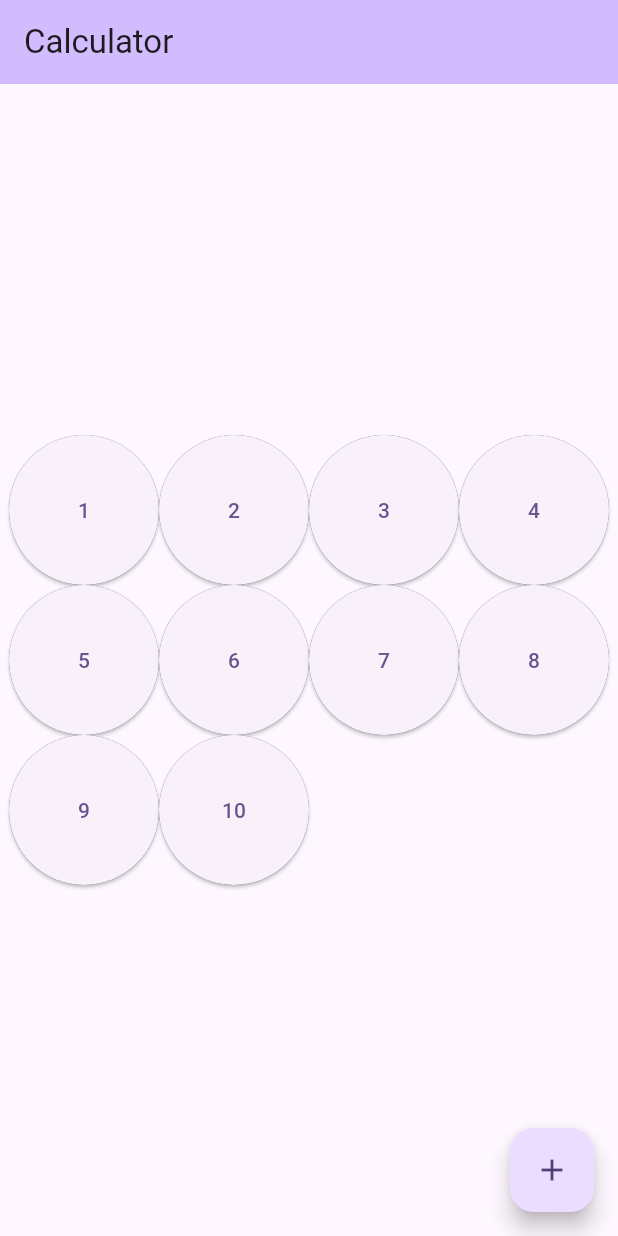
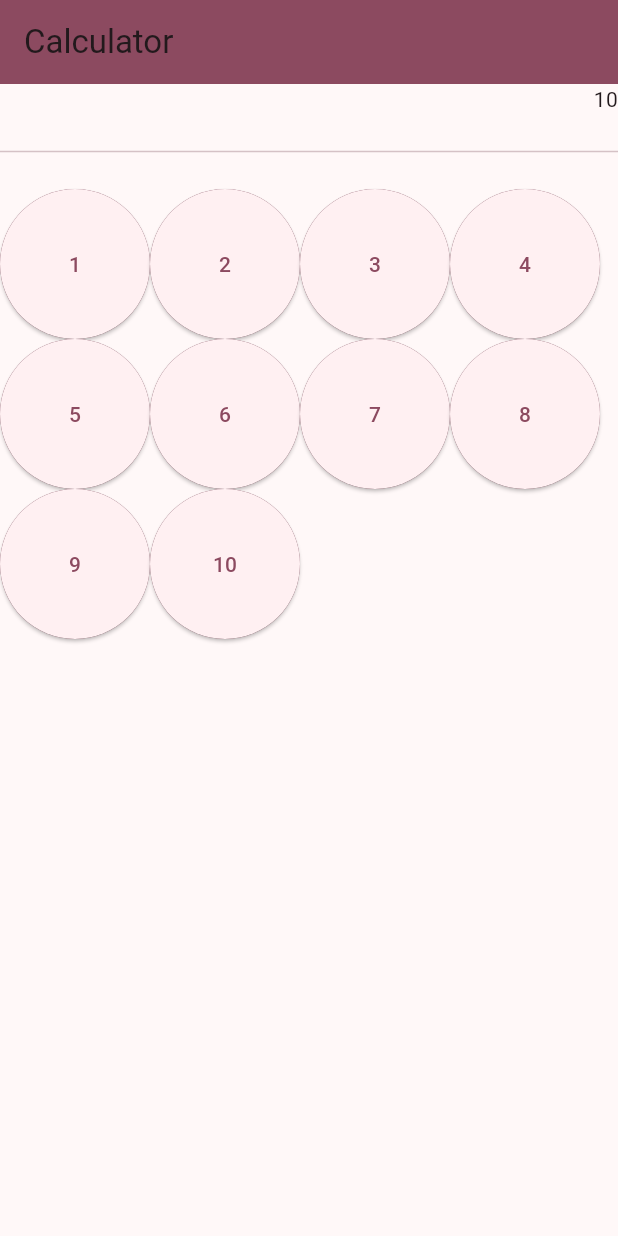
Before and after one commit to derekthecool/flutter_basics, a Flutter app: the screen it shows after launch, after a tap on "10", on a phone screen of 412 x 824 dp. Run offline on Flutter 3.47's test engine with Material 3 defaults, Android fonts, the phone set to English and light mode, and no system bars.

Commit message:
Add way for calculator to start stringing numbers together

```diff
--- a/lib/main.dart
+++ b/lib/main.dart
@@ -12,7 +12,7 @@ class MyApp extends StatelessWidget {
     return MaterialApp(
       title: 'Flutter Demo',
       theme: ThemeData(
-        colorScheme: ColorScheme.fromSeed(seedColor: Colors.deepPurple),
+        colorScheme: ColorScheme.fromSeed(seedColor: Colors.black),
         useMaterial3: true,
       ),
       home: const MyHomePage(title: 'Flutter Demo Home Page'),
@@ -30,41 +30,47 @@ class MyHomePage extends StatefulWidget {
 }
 
 class _MyHomePageState extends State<MyHomePage> {
-  int _counter = 0;
-
-  void _incrementCounter() {
+  void _updateMathString(String number) {
     setState(() {
-      _counter++;
+      mathString += number;
     });
   }
+
+  String mathString = "";
 
   @override
   Widget build(BuildContext context) {
     return Scaffold(
       appBar: AppBar(
-        backgroundColor: Theme.of(context).colorScheme.inversePrimary,
+        backgroundColor: Theme.of(context).colorScheme.primary,
         title: Text('Calculator'),
       ),
       body: Center(
-        child: Wrap(
-          children: <Widget>[
-            CalculatorButton(number: "1"),
-            CalculatorButton(number: "2"),
-            CalculatorButton(number: "3"),
-            CalculatorButton(number: "4"),
-            CalculatorButton(number: "5"),
-            CalculatorButton(number: "6"),
-            CalculatorButton(number: "7"),
-            CalculatorButton(number: "8"),
-            CalculatorButton(number: "9"),
-            CalculatorButton(number: "10"),
+        child: Column(
+          children: [
+            Wrap(
+              children: <Widget>[
+                Container(
+                  alignment: Alignment.centerRight,
+                  child: Text(mathString),
+                ),
+                Divider(
+                  height: 50,
+                ),
+                CalculatorButton(number: "1", onPressed: _updateMathString),
+                CalculatorButton(number: "2", onPressed: _updateMathString),
+                CalculatorButton(number: "3", onPressed: _updateMathString),
+                CalculatorButton(number: "4", onPressed: _updateMathString),
+                CalculatorButton(number: "5", onPressed: _updateMathString),
+                CalculatorButton(number: "6", onPressed: _updateMathString),
+                CalculatorButton(number: "7", onPressed: _updateMathString),
+                CalculatorButton(number: "8", onPressed: _updateMathString),
+                CalculatorButton(number: "9", onPressed: _updateMathString),
+                CalculatorButton(number: "10", onPressed: _updateMathString),
+              ],
+            ),
           ],
         ),
-      ),
-      floatingActionButton: FloatingActionButton(
-        onPressed: () {},
-        tooltip: 'Increment',
-        child: const Icon(Icons.add),
       ),
     );
     ;
@@ -75,9 +81,11 @@ class CalculatorButton extends StatelessWidget {
   const CalculatorButton({
     super.key,
     required this.number,
+    required this.onPressed,
   });
 
   final String number;
+  final Function(String) onPressed;
 
   @override
   Widget build(BuildContext context) {
@@ -86,10 +94,12 @@ class CalculatorButton extends StatelessWidget {
         height: 100,
         decoration: BoxDecoration(
           shape: BoxShape.circle,
-          color: Theme.of(context).colorScheme.primary,
+          color: Theme.of(context).colorScheme.onPrimaryContainer,
         ),
         child: ElevatedButton(
-          onPressed: () {},
+          onPressed: () {
+            onPressed(number);
+          },
           child: Text("$number"),
         ));
   }
```
